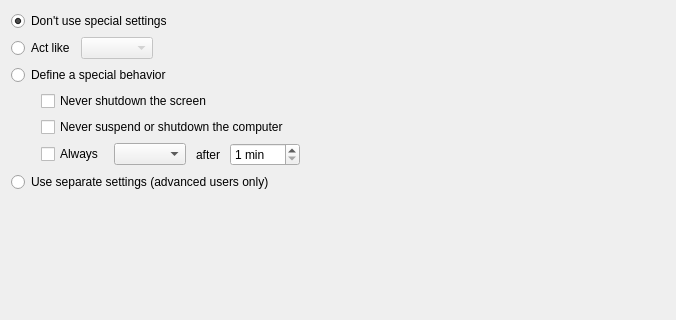
KDE/powerdevil, file kcmodule/activities/activityWidget.ui: the form before one commit; both pictures show x 0 to 676 and y 0 to 320 of the 676 by 474 pixel window.
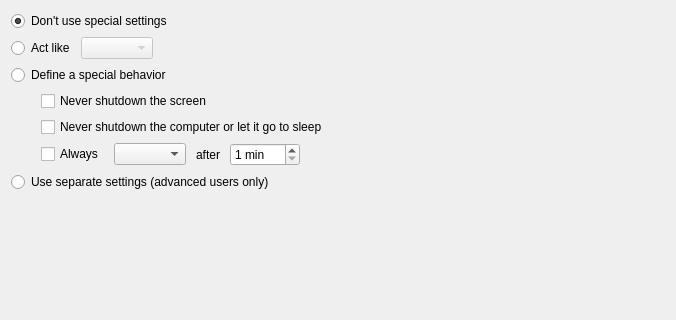
The form after the commit.

Commit message: [KCM & UI] Use the word "Sleep" instead of "Suspend"

Diff of the .ui file:
```diff
--- a/kcmodule/activities/activityWidget.ui
+++ b/kcmodule/activities/activityWidget.ui
@@ -76,7 +76,7 @@
        <item>
         <widget class="QCheckBox" name="noShutdownPCBox">
          <property name="text">
-          <string>Never suspend or shutdown the computer</string>
+          <string>Never shutdown the computer or let it go to sleep</string>
          </property>
         </widget>
        </item>
```
The commit also changes 5 other files.
